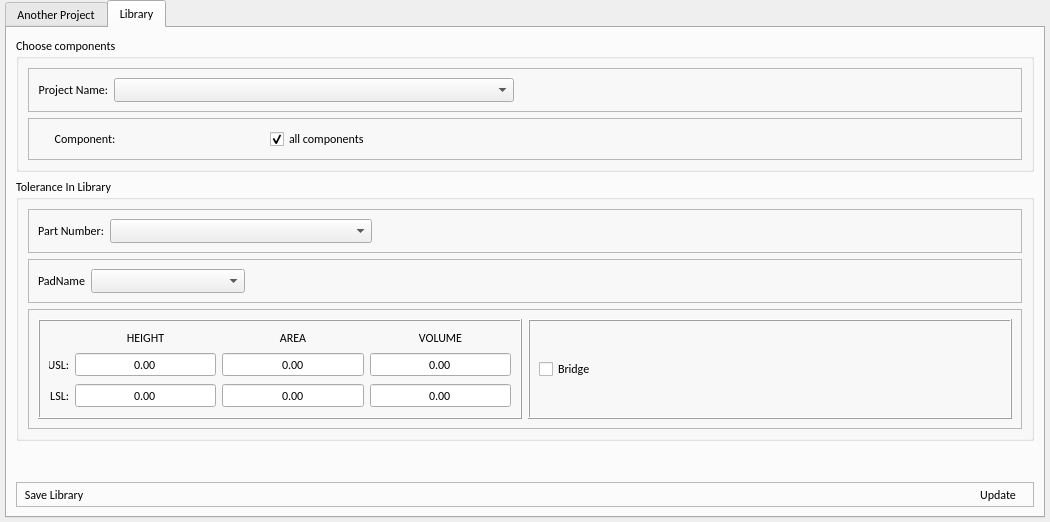
Before: the Qt Designer form gui/main_window.ui in Skorpi86/SPI_Tolerance, drawn with Qt 5.
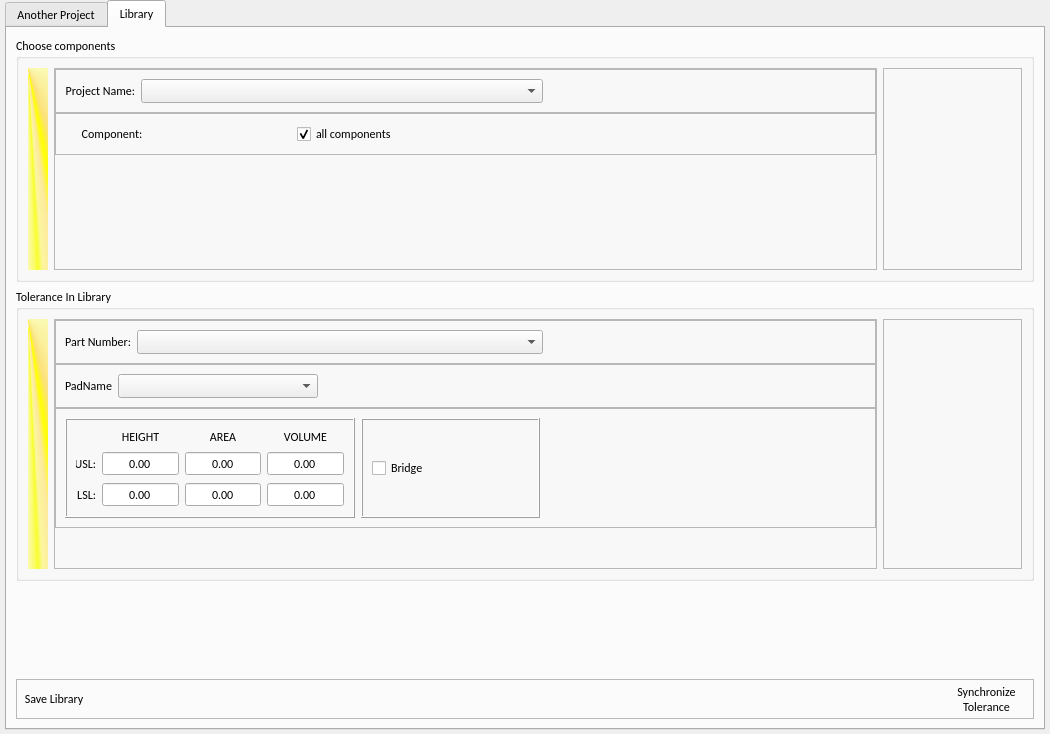
After: the same form once the commit is applied. The open tabs and pages were chosen to show the change. Icons and pictures are not drawn.

Patch:
```diff
--- a/gui/main_window.ui
+++ b/gui/main_window.ui
@@ -7,7 +7,7 @@
     <x>0</x>
     <y>0</y>
     <width>1050</width>
-    <height>522</height>
+    <height>734</height>
    </rect>
   </property>
   <property name="sizePolicy">
@@ -351,7 +351,29 @@
          <property name="title">
           <string>Choose components</string>
          </property>
-         <layout class="QVBoxLayout" name="verticalLayout_3">
+         <layout class="QHBoxLayout" name="horizontalLayout_11">
+          <item>
+           <widget class="QLabel" name="label_14">
+            <property name="minimumSize">
+             <size>
+              <width>20</width>
+              <height>0</height>
+             </size>
+            </property>
+            <property name="maximumSize">
+             <size>
+              <width>20</width>
+              <height>16777215</height>
+             </size>
+            </property>
+            <property name="styleSheet">
+             <string notr="true">background-color: qconicalgradient(cx:0, cy:0, angle:135, stop:0 rgba(255, 255, 0, 69), stop:0.375 rgba(255, 255, 0, 69), stop:0.423533 rgba(251, 255, 0, 145), stop:0.45 rgba(247, 255, 0, 208), stop:0.477581 rgba(255, 244, 71, 130), stop:0.518717 rgba(255, 218, 71, 130), stop:0.55 rgba(255, 255, 0, 255), stop:0.57754 rgba(255, 203, 0, 130), stop:0.625 rgba(255, 255, 0, 69), stop:1 rgba(255, 255, 0, 69));</string>
+            </property>
+            <property name="text">
+             <string/>
+            </property>
+           </widget>
+          </item>
           <item>
            <widget class="QFrame" name="frame">
             <property name="frameShape">
@@ -360,6 +382,30 @@
             <property name="frameShadow">
              <enum>QFrame::Raised</enum>
             </property>
+            <layout class="QVBoxLayout" name="verticalLayout_7">
+             <property name="spacing">
+              <number>0</number>
+             </property>
+             <property name="leftMargin">
+              <number>0</number>
+             </property>
+             <property name="topMargin">
+              <number>0</number>
+             </property>
+             <property name="rightMargin">
+              <number>0</number>
+             </property>
+             <property name="bottomMargin">
+              <number>0</number>
+             </property>
+             <item>
+              <widget class="QFrame" name="frame_3">
+               <property name="frameShape">
+                <enum>QFrame::StyledPanel</enum>
+               </property>
+               <property name="frameShadow">
+                <enum>QFrame::Raised</enum>
+               </property>
             <layout class="QHBoxLayout" name="horizontalLayout_3">
              <item>
               <widget class="QLabel" name="label_3">
@@ -389,7 +435,7 @@
               <widget class="QComboBox" name="list_projet_name_library">
                <property name="minimumSize">
                 <size>
-                 <width>400</width>
+                    <width>402</width>
                  <height>0</height>
                 </size>
                </property>
@@ -417,7 +463,7 @@
            </widget>
           </item>
           <item>
-           <widget class="QFrame" name="frame_3">
+              <widget class="QFrame" name="frame_8">
             <property name="frameShape">
              <enum>QFrame::StyledPanel</enum>
             </property>
@@ -511,6 +557,74 @@
             </layout>
            </widget>
           </item>
+             <item>
+              <spacer name="verticalSpacer_3">
+               <property name="orientation">
+                <enum>Qt::Vertical</enum>
+               </property>
+               <property name="sizeHint" stdset="0">
+                <size>
+                 <width>20</width>
+                 <height>40</height>
+                </size>
+               </property>
+              </spacer>
+             </item>
+            </layout>
+           </widget>
+          </item>
+          <item>
+           <widget class="QFrame" name="frame_9">
+            <property name="frameShape">
+             <enum>QFrame::StyledPanel</enum>
+            </property>
+            <property name="frameShadow">
+             <enum>QFrame::Raised</enum>
+            </property>
+            <layout class="QHBoxLayout" name="horizontalLayout_13">
+             <property name="spacing">
+              <number>0</number>
+             </property>
+             <property name="leftMargin">
+              <number>0</number>
+             </property>
+             <property name="topMargin">
+              <number>0</number>
+             </property>
+             <property name="rightMargin">
+              <number>0</number>
+             </property>
+             <property name="bottomMargin">
+              <number>0</number>
+             </property>
+             <item>
+              <widget class="QLabel" name="label_12">
+               <property name="minimumSize">
+                <size>
+                 <width>137</width>
+                 <height>200</height>
+                </size>
+               </property>
+               <property name="maximumSize">
+                <size>
+                 <width>137</width>
+                 <height>200</height>
+                </size>
+               </property>
+               <property name="text">
+                <string/>
+               </property>
+               <property name="pixmap">
+                <pixmap>ikons/SPI.jpg</pixmap>
+               </property>
+               <property name="scaledContents">
+                <bool>true</bool>
+               </property>
+              </widget>
+             </item>
+            </layout>
+           </widget>
+          </item>
          </layout>
         </widget>
        </item>
@@ -524,7 +638,32 @@
          <property name="title">
           <string>Tolerance In Library</string>
          </property>
-         <layout class="QVBoxLayout" name="verticalLayout_4">
+         <layout class="QHBoxLayout" name="horizontalLayout_12">
+          <item>
+           <widget class="QLabel" name="label_15">
+            <property name="minimumSize">
+             <size>
+              <width>20</width>
+              <height>0</height>
+             </size>
+            </property>
+            <property name="maximumSize">
+             <size>
+              <width>20</width>
+              <height>16777215</height>
+             </size>
+            </property>
+            <property name="autoFillBackground">
+             <bool>false</bool>
+            </property>
+            <property name="styleSheet">
+             <string notr="true">background-color: qconicalgradient(cx:0, cy:0, angle:135, stop:0 rgba(255, 255, 0, 69), stop:0.375 rgba(255, 255, 0, 69), stop:0.423533 rgba(251, 255, 0, 145), stop:0.45 rgba(247, 255, 0, 208), stop:0.477581 rgba(255, 244, 71, 130), stop:0.518717 rgba(255, 218, 71, 130), stop:0.55 rgba(255, 255, 0, 255), stop:0.57754 rgba(255, 203, 0, 130), stop:0.625 rgba(255, 255, 0, 69), stop:1 rgba(255, 255, 0, 69));</string>
+            </property>
+            <property name="text">
+             <string/>
+            </property>
+           </widget>
+          </item>
           <item>
            <widget class="QFrame" name="frame_2">
             <property name="frameShape">
@@ -533,6 +672,30 @@
             <property name="frameShadow">
              <enum>QFrame::Raised</enum>
             </property>
+            <layout class="QVBoxLayout" name="verticalLayout_8">
+             <property name="spacing">
+              <number>0</number>
+             </property>
+             <property name="leftMargin">
+              <number>0</number>
+             </property>
+             <property name="topMargin">
+              <number>0</number>
+             </property>
+             <property name="rightMargin">
+              <number>0</number>
+             </property>
+             <property name="bottomMargin">
+              <number>0</number>
+             </property>
+             <item>
+              <widget class="QFrame" name="frame_4">
+               <property name="frameShape">
+                <enum>QFrame::StyledPanel</enum>
+               </property>
+               <property name="frameShadow">
+                <enum>QFrame::Raised</enum>
+               </property>
             <layout class="QHBoxLayout" name="horizontalLayout_7">
              <item>
               <widget class="QLabel" name="label_5">
@@ -562,7 +725,7 @@
               <widget class="QComboBox" name="list_part_number">
                <property name="minimumSize">
                 <size>
-                 <width>262</width>
+                    <width>406</width>
                  <height>0</height>
                 </size>
                </property>
@@ -590,7 +753,7 @@
            </widget>
           </item>
           <item>
-           <widget class="QFrame" name="frame_4">
+              <widget class="QFrame" name="frame_12">
             <property name="frameShape">
              <enum>QFrame::StyledPanel</enum>
             </property>
@@ -626,7 +789,7 @@
               <widget class="QComboBox" name="list_PadName">
                <property name="minimumSize">
                 <size>
-                 <width>154</width>
+                    <width>200</width>
                  <height>0</height>
                 </size>
                </property>
@@ -664,6 +827,18 @@
             <layout class="QHBoxLayout" name="horizontalLayout_9">
              <item>
               <widget class="QFrame" name="frame_6">
+                  <property name="minimumSize">
+                   <size>
+                    <width>290</width>
+                    <height>0</height>
+                   </size>
+                  </property>
+                  <property name="maximumSize">
+                   <size>
+                    <width>290</width>
+                    <height>16777215</height>
+                   </size>
+                  </property>
                <property name="frameShape">
                 <enum>QFrame::Box</enum>
                </property>
@@ -871,6 +1046,12 @@
              </item>
              <item>
               <widget class="QFrame" name="frame_7">
+                  <property name="minimumSize">
+                   <size>
+                    <width>179</width>
+                    <height>0</height>
+                   </size>
+                  </property>
                <property name="frameShape">
                 <enum>QFrame::Box</enum>
                </property>
@@ -893,6 +1074,87 @@
                </layout>
               </widget>
              </item>
+                <item>
+                 <spacer name="horizontalSpacer_6">
+                  <property name="orientation">
+                   <enum>Qt::Horizontal</enum>
+                  </property>
+                  <property name="sizeHint" stdset="0">
+                   <size>
+                    <width>40</width>
+                    <height>20</height>
+                   </size>
+                  </property>
+                 </spacer>
+                </item>
+               </layout>
+              </widget>
+             </item>
+             <item>
+              <spacer name="verticalSpacer_4">
+               <property name="orientation">
+                <enum>Qt::Vertical</enum>
+               </property>
+               <property name="sizeHint" stdset="0">
+                <size>
+                 <width>20</width>
+                 <height>40</height>
+                </size>
+               </property>
+              </spacer>
+             </item>
+            </layout>
+           </widget>
+          </item>
+          <item>
+           <widget class="QFrame" name="frame_13">
+            <property name="frameShape">
+             <enum>QFrame::StyledPanel</enum>
+            </property>
+            <property name="frameShadow">
+             <enum>QFrame::Raised</enum>
+            </property>
+            <layout class="QVBoxLayout" name="verticalLayout_4">
+             <property name="spacing">
+              <number>0</number>
+             </property>
+             <property name="leftMargin">
+              <number>0</number>
+             </property>
+             <property name="topMargin">
+              <number>0</number>
+             </property>
+             <property name="rightMargin">
+              <number>0</number>
+             </property>
+             <property name="bottomMargin">
+              <number>0</number>
+             </property>
+             <item>
+              <widget class="QLabel" name="label_13">
+               <property name="minimumSize">
+                <size>
+                 <width>137</width>
+                 <height>200</height>
+                </size>
+               </property>
+               <property name="maximumSize">
+                <size>
+                 <width>137</width>
+                 <height>200</height>
+                </size>
+               </property>
+               <property name="text">
+                <string/>
+               </property>
+               <property name="pixmap">
+                <pixmap>ikons/library.png</pixmap>
+               </property>
+               <property name="scaledContents">
+                <bool>true</bool>
+               </property>
+              </widget>
+             </item>
             </layout>
            </widget>
           </item>
@@ -997,7 +1259,8 @@
              </font>
             </property>
             <property name="text">
-             <string>Update</string>
+             <string>Synchronize
+Tolerance</string>
             </property>
             <property name="icon">
              <iconset>
```
Lines whose indentation alone changed are shown as unchanged.
